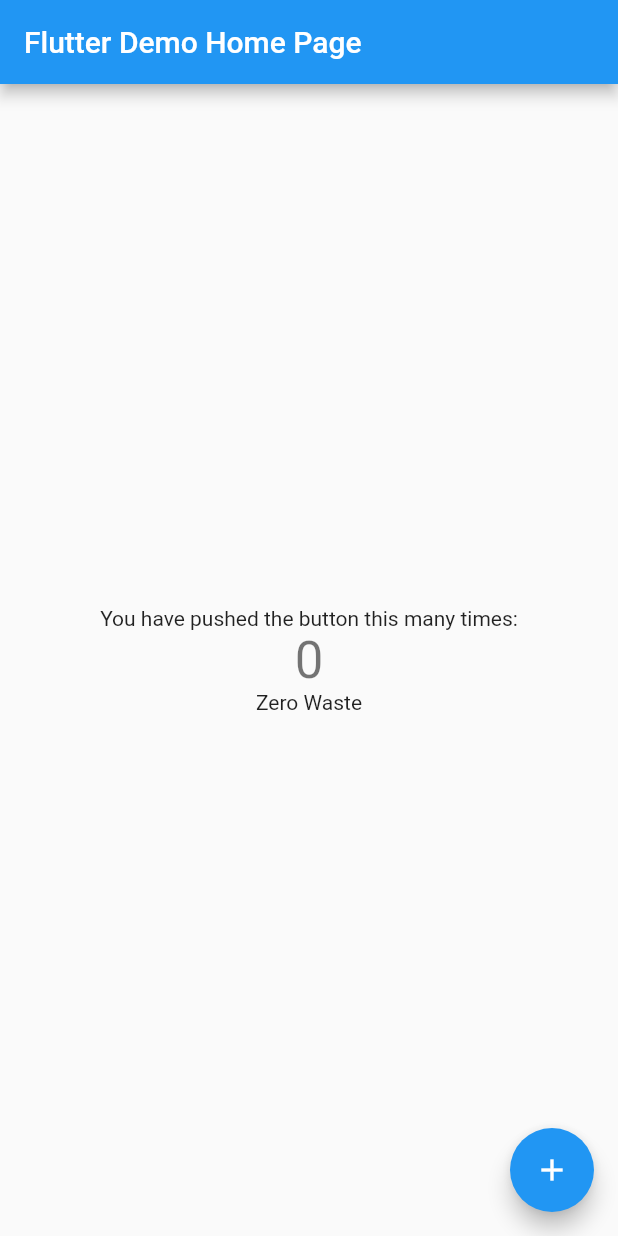
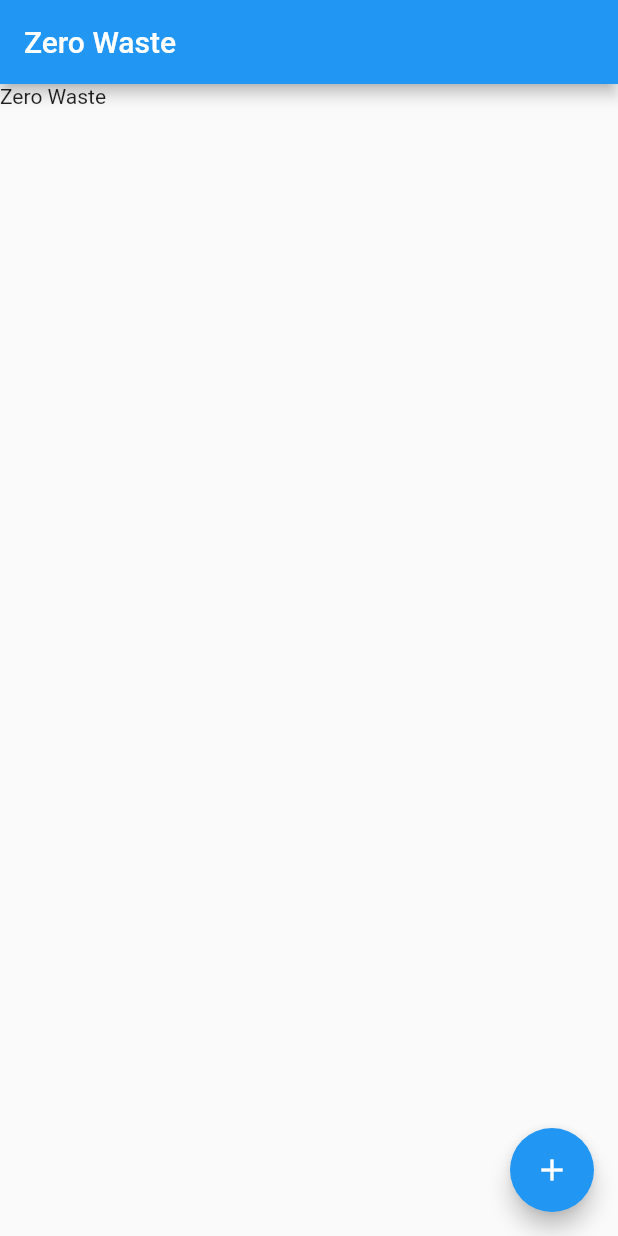
Before and after one commit to remes2000/zero-waste, a Flutter app: the screen it shows after launch, on a phone screen of 412 x 824 dp. Run offline on Flutter 3.47's test engine with Material 2 defaults, Android fonts, the phone set to English and light mode, and no system bars; our stand-ins replace camera.

Commit message:
Add camera view, display images preview

```diff
--- /dev/null
+++ b/zero_waste/lib/globals.dart
@@ -0,0 +1,4 @@
+library zero_waste.globals;
+import 'package:camera/camera.dart';
+
+List<CameraDescription> cameras;
--- a/zero_waste/lib/main.dart
+++ b/zero_waste/lib/main.dart
@@ -1,114 +1,49 @@
 import 'package:flutter/material.dart';
+import 'pages/add_product.dart';
+import 'package:camera/camera.dart';
+import 'dart:async';
+import 'globals.dart' as globals;
 
-void main() => runApp(MyApp());
+void main() async {
+  globals.cameras = await availableCameras();
+  runApp(MyApp());
+}
 
 class MyApp extends StatelessWidget {
   // This widget is the root of your application.
   @override
   Widget build(BuildContext context) {
     return MaterialApp(
-      title: 'Flutter Demo',
+      title: 'ZeroWaste',
       theme: ThemeData(
-        // This is the theme of your application.
-        //
-        // Try running your application with "flutter run". You'll see the
-        // application has a blue toolbar. Then, without quitting the app, try
-        // changing the primarySwatch below to Colors.green and then invoke
-        // "hot reload" (press "r" in the console where you ran "flutter run",
-        // or simply save your changes to "hot reload" in a Flutter IDE).
-        // Notice that the counter didn't reset back to zero; the application
-        // is not restarted.
         primarySwatch: Colors.blue,
       ),
-      home: MyHomePage(title: 'Flutter Demo Home Page'),
+      home: HomePage()
     );
   }
 }
 
-class MyHomePage extends StatefulWidget {
-  MyHomePage({Key key, this.title}) : super(key: key);
-
-  // This widget is the home page of your application. It is stateful, meaning
-  // that it has a State object (defined below) that contains fields that affect
-  // how it looks.
-
-  // This class is the configuration for the state. It holds the values (in this
-  // case the title) provided by the parent (in this case the App widget) and
-  // used by the build method of the State. Fields in a Widget subclass are
-  // always marked "final".
-
-  final String title;
-
-  @override
-  _MyHomePageState createState() => _MyHomePageState();
-}
-
-class _MyHomePageState extends State<MyHomePage> {
-  int _counter = 0;
-
-  void _incrementCounter() {
-    setState(() {
-      // This call to setState tells the Flutter framework that something has
-      // changed in this State, which causes it to rerun the build method below
-      // so that the display can reflect the updated values. If we changed
-      // _counter without calling setState(), then the build method would not be
-      // called again, and so nothing would appear to happen.
-      _counter++;
-    });
-  }
-
+class HomePage extends StatelessWidget{
   @override
   Widget build(BuildContext context) {
-    // This method is rerun every time setState is called, for instance as done
-    // by the _incrementCounter method above.
-    //
-    // The Flutter framework has been optimized to make rerunning build methods
-    // fast, so that you can just rebuild anything that needs updating rather
-    // than having to individually change instances of widgets.
     return Scaffold(
       appBar: AppBar(
-        // Here we take the value from the MyHomePage object that was created by
-        // the App.build method, and use it to set our appbar title.
-        title: Text(widget.title),
+        title: Text('Zero Waste')
       ),
-      body: Center(
-        // Center is a layout widget. It takes a single child and positions it
-        // in the middle of the parent.
-        child: Column(
-          // Column is also a layout widget. It takes a list of children and
-          // arranges them vertically. By default, it sizes itself to fit its
-          // children horizontally, and tries to be as tall as its parent.
-          //
-          // Invoke "debug painting" (press "p" in the console, choose the
-          // "Toggle Debug Paint" action from the Flutter Inspector in Android
-          // Studio, or the "Toggle Debug Paint" command in Visual Studio Code)
-          // to see the wireframe for each widget.
-          //
-          // Column has various properties to control how it sizes itself and
-          // how it positions its children. Here we use mainAxisAlignment to
-          // center the children vertically; the main axis here is the vertical
-          // axis because Columns are vertical (the cross axis would be
-          // horizontal).
-          mainAxisAlignment: MainAxisAlignment.center,
-          children: <Widget>[
-            Text(
-              'You have pushed the button this many times:',
-            ),
-            Text(
-              '$_counter',
-              style: Theme.of(context).textTheme.display1,
-            ),
-            Text(
-              'Zero Waste'
+      body: Text('Zero Waste'),
+      floatingActionButton: FloatingActionButton(
+        onPressed: () {
+          Navigator.of(context).push(
+            MaterialPageRoute<void>(
+              builder: (BuildContext context) {
+                return AddProduct();
+              }
             )
-          ],
-        ),
+          );
+        },
+        child: Icon(Icons.add),
+        backgroundColor: Colors.blue,
       ),
-      floatingActionButton: FloatingActionButton(
-        onPressed: _incrementCounter,
-        tooltip: 'Increment',
-        child: Icon(Icons.add),
-      ), // This trailing comma makes auto-formatting nicer for build methods.
     );
   }
 }
--- a/zero_waste/pubspec.yaml
+++ b/zero_waste/pubspec.yaml
@@ -23,6 +23,7 @@ dependencies:
   # The following adds the Cupertino Icons font to your application.
   # Use with the CupertinoIcons class for iOS style icons.
   cupertino_icons: ^0.1.2
+  camera: ^0.5.5
 
 dev_dependencies:
   flutter_test:
```
Also changed, not shown: zero_waste/lib/camera.dart (added, +102 -0 lines), zero_waste/lib/pages/add_product.dart (added, +14 -0 lines), zero_waste/pubspec.lock, 1 other file.
